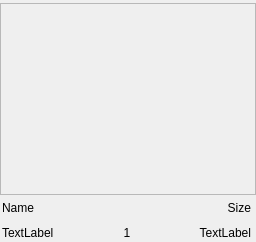
This is teevid-client-native/CallItemVideoView.ui in bizzabo/teevid-sdk-samples as Qt 5 draws it before an edit. The edited form follows.
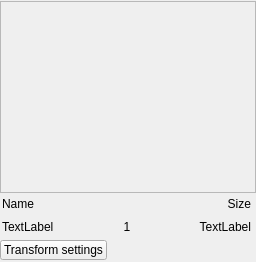
This is the edited form.

```diff
--- a/teevid-client-native/CallItemVideoView.ui
+++ b/teevid-client-native/CallItemVideoView.ui
@@ -7,7 +7,7 @@
     <x>0</x>
     <y>0</y>
     <width>256</width>
-    <height>242</height>
+    <height>262</height>
    </rect>
   </property>
   <property name="sizePolicy">
@@ -25,7 +25,7 @@
      <x>0</x>
      <y>0</y>
      <width>261</width>
-     <height>251</height>
+     <height>264</height>
     </rect>
    </property>
    <layout class="QVBoxLayout" name="verticalLayout">
@@ -214,6 +214,31 @@
       </widget>
      </widget>
     </item>
+    <item>
+     <widget class="QPushButton" name="btnTransformSettings">
+      <property name="sizePolicy">
+       <sizepolicy hsizetype="Fixed" vsizetype="Fixed">
+        <horstretch>0</horstretch>
+        <verstretch>0</verstretch>
+       </sizepolicy>
+      </property>
+      <property name="minimumSize">
+       <size>
+        <width>0</width>
+        <height>20</height>
+       </size>
+      </property>
+      <property name="maximumSize">
+       <size>
+        <width>16777215</width>
+        <height>20</height>
+       </size>
+      </property>
+      <property name="text">
+       <string>Transform settings</string>
+      </property>
+     </widget>
+    </item>
    </layout>
   </widget>
  </widget>
```
